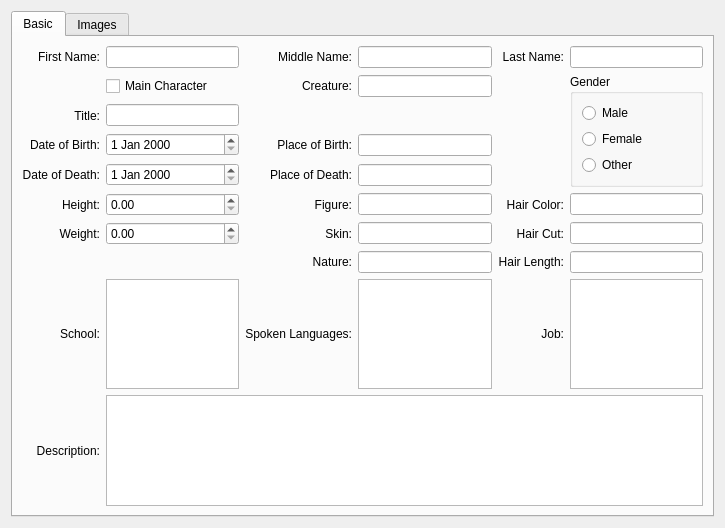
Old version of the form ccharacterwindow.ui in the repository birkeh/qtStoryWriter.
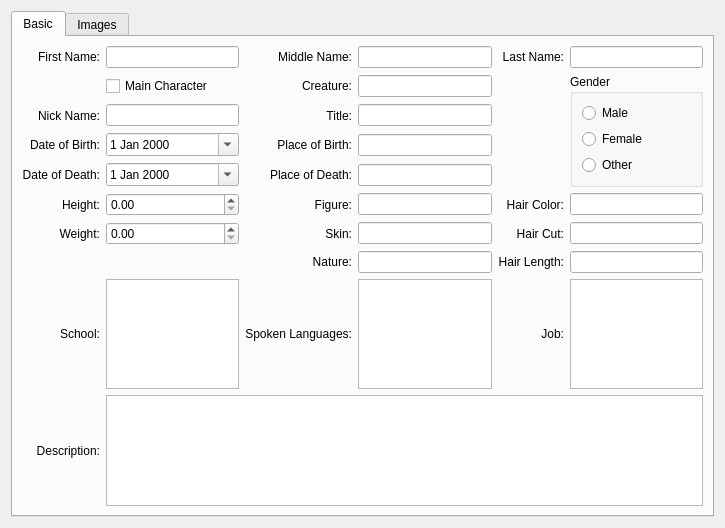
New version of the form. Custom widgets are drawn as their Qt base class.

Diff of the .ui file:
```diff
--- a/ccharacterwindow.ui
+++ b/ccharacterwindow.ui
@@ -93,10 +93,18 @@
           </widget>
          </item>
          <item row="4" column="1">
-          <widget class="cDateEdit" name="m_lpDayOfDeath"/>
+          <widget class="cDateEdit" name="m_lpDayOfDeath">
+           <property name="calendarPopup">
+            <bool>true</bool>
+           </property>
+          </widget>
          </item>
          <item row="3" column="1">
-          <widget class="cDateEdit" name="m_lpDayOfBirth"/>
+          <widget class="cDateEdit" name="m_lpDayOfBirth">
+           <property name="calendarPopup">
+            <bool>true</bool>
+           </property>
+          </widget>
          </item>
          <item row="3" column="0">
           <widget class="QLabel" name="label_8">
@@ -145,16 +153,6 @@
            </property>
           </widget>
          </item>
-         <item row="2" column="0">
-          <widget class="QLabel" name="label_7">
-           <property name="text">
-            <string>Title:</string>
-           </property>
-           <property name="alignment">
-            <set>Qt::AlignRight|Qt::AlignTrailing|Qt::AlignVCenter</set>
-           </property>
-          </widget>
-         </item>
          <item row="0" column="0">
           <widget class="QLabel" name="label">
            <property name="text">
@@ -194,9 +192,6 @@
          <item row="0" column="5">
           <widget class="cLineEdit" name="m_lpLastName"/>
          </item>
-         <item row="2" column="1">
-          <widget class="cLineEdit" name="m_lpTitle"/>
-         </item>
          <item row="5" column="4">
           <widget class="QLabel" name="label_3">
            <property name="text">
@@ -344,6 +339,32 @@
            </layout>
           </widget>
          </item>
+         <item row="2" column="3">
+          <widget class="cLineEdit" name="m_lpTitle"/>
+         </item>
+         <item row="2" column="2">
+          <widget class="QLabel" name="label_7">
+           <property name="text">
+            <string>Title:</string>
+           </property>
+           <property name="alignment">
+            <set>Qt::AlignRight|Qt::AlignTrailing|Qt::AlignVCenter</set>
+           </property>
+          </widget>
+         </item>
+         <item row="2" column="0">
+          <widget class="QLabel" name="label_22">
+           <property name="text">
+            <string>Nick Name:</string>
+           </property>
+           <property name="alignment">
+            <set>Qt::AlignRight|Qt::AlignTrailing|Qt::AlignVCenter</set>
+           </property>
+          </widget>
+         </item>
+         <item row="2" column="1">
+          <widget class="cLineEdit" name="m_lpNickName"/>
+         </item>
         </layout>
        </item>
       </layout>
```
Left out of the diff: 26 changed lines with no effect on the pictures.
